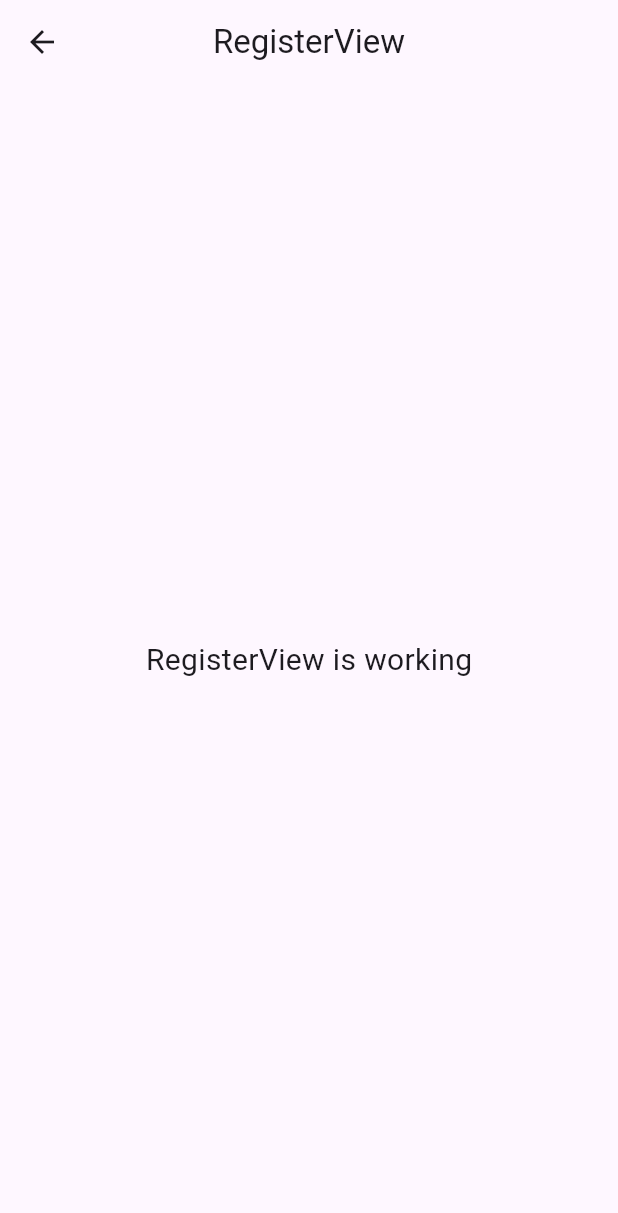
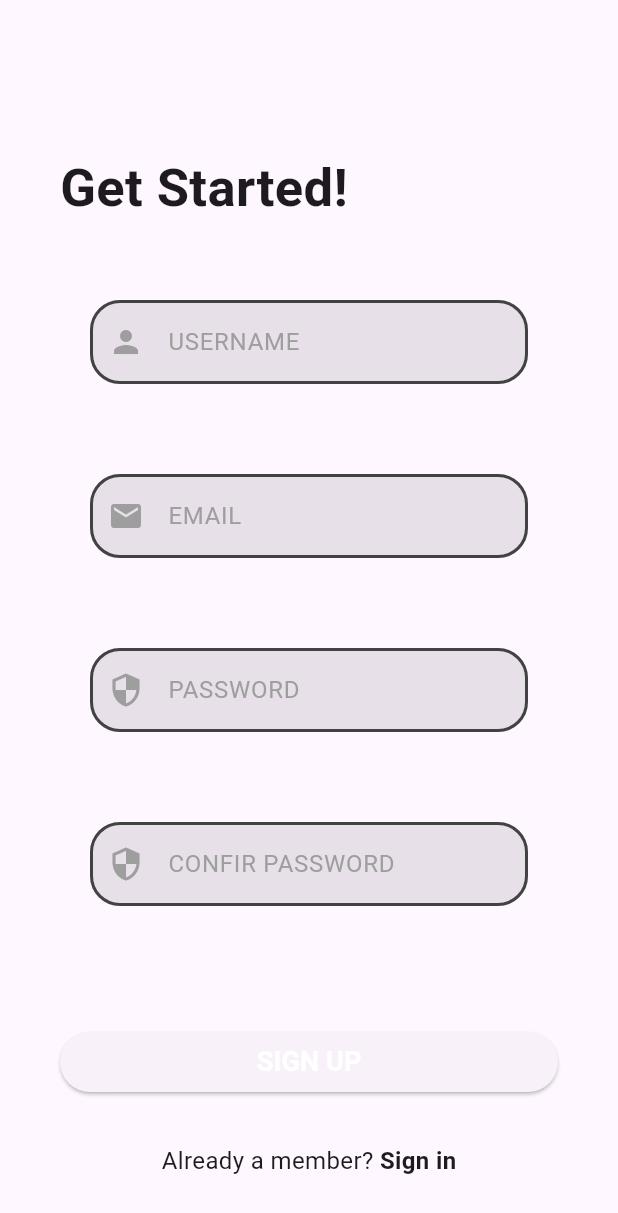
Before and after one commit to rahmat999ht/note-app-flutter-getx, a Flutter app: the RegisterView screen opened directly, on a phone screen of 412 x 824 dp. Shown: the top 1213 px of the screen. Run offline on Flutter 3.47's test engine with Material 3 defaults, Android fonts, the light colour scheme and no system bars; our stand-ins replace cloud_firestore, firebase_auth, firebase_core, get; accounts and stored records are empty; statements that could not run were skipped.

Commit message:
view & controller register done

```diff
--- a/lib/app/modules/login/controllers/login_controller.dart
+++ b/lib/app/modules/login/controllers/login_controller.dart
@@ -13,13 +13,11 @@ class LoginController extends GetxController {
   FirebaseAuth _auth = FirebaseAuth.instance;
   Database database = Database();
   late Rx<User?> _firebaseUser;
-  TextEditingController name = TextEditingController();
   TextEditingController email = TextEditingController();
   TextEditingController password = TextEditingController();
 
   String usersCollection = "users";
   Rx<UserModel> userModel = UserModel().obs;
-  Rx<int> axisCount = 2.obs;
 
   @override
   void onInit() {
@@ -29,34 +27,6 @@ class LoginController extends GetxController {
   }
 
   void toSingUp() => Get.toNamed(Routes.REGISTER);
-
-  void createUser() async {
-    try {
-      await _auth
-          .createUserWithEmailAndPassword(
-              email: email.text.trim(), password: password.text.trim())
-          .then((value) {
-        UserModel _user = UserModel(
-          id: value.user!.uid,
-          userName: name.text,
-          email: email.text,
-        );
-        Database().createNewUser(_user).then((value) {
-          if (value) {
-            Get.find<AccountController>().user = _user;
-            Get.back();
-            _clearControllers();
-          }
-        });
-      });
-    } catch (e) {
-      Get.snackbar(
-        'Error creating account',
-        e.toString(),
-        snackPosition: SnackPosition.BOTTOM,
-      );
-    }
-  }
 
   Future login() async {
     try {
@@ -94,7 +64,6 @@ class LoginController extends GetxController {
   }
 
   _clearControllers() {
-    name.clear();
     email.clear();
     password.clear();
   }
--- a/lib/app/modules/register/controllers/register_controller.dart
+++ b/lib/app/modules/register/controllers/register_controller.dart
@@ -1,73 +1,139 @@
+import 'package:firebase_auth/firebase_auth.dart';
+import 'package:flutter/widgets.dart';
 import 'package:get/get.dart';
 
+import '../../../../models/user_model.dart';
+import '../../../../services/firestore.dart';
+import '../../account/controllers/account_controller.dart';
+
 class RegisterController extends GetxController {
-  // bool nullValidation(String? value) {
-  //   if (value == null || value.trim().isEmpty) {
-  //     return true;
-  //   }
-  //   return false;
-  // }
-  //
-  // String _validateName(String name) {
-  //   if (nullValidation(name)) {
-  //     return isNameMessage.value = 'Nama harap di isi';
-  //   }
-  //   return isNameMessage.value = '';
-  // }
-  //
-  // String _validateEmail(String email) {
-  //   if (nullValidation(email)) {
-  //     return isEmailMessage.value = 'Email harap di isi';
-  //   }
-  //   // Regex untuk validasi email
-  //   String pattern = r'^[a-zA-Z0-9._%+-]+@[a-zA-Z0-9.-]+\.[a-zA-Z]{2,4}$';
-  //   RegExp regex = RegExp(pattern);
-  //   if (!regex.hasMatch(email)) {
-  //     return isEmailMessage.value = 'Format email tidak valid';
-  //   }
-  //   return isEmailMessage.value = '';
-  // }
-  //
-  // // Berfungsi untuk memvalidasi password
-  // String _validatePassword(String password) {
-  //   // Reset pesan kesalahan
-  //   String errorMessage = '';
-  //   // Panjang kata sandi lebih dari 6
-  //   if (password.length < 8) {
-  //     errorMessage += 'Kata sandi minimal 8 karakter.\n';
-  //   }
-  //   // Berisi setidaknya satu huruf besar
-  //   if (!password.contains(RegExp(r'[A-Z]'))) {
-  //     errorMessage += '• Huruf besar tidak ada.\n';
-  //   }
-  //   // Berisi setidaknya satu huruf kecil
-  //   if (!password.contains(RegExp(r'[a-z]'))) {
-  //     errorMessage += '• Huruf kecil tidak ada.\n';
-  //   }
-  //   // Berisi setidaknya satu digit
-  //   if (!password.contains(RegExp(r'[0-9]'))) {
-  //     errorMessage += '• Angka tidak ada.\n';
-  //   }
-  //   // Berisi setidaknya satu karakter khusus
-  //   if (!password.contains(RegExp(r'[!@#%^&*(),.?":{}|<>]'))) {
-  //     errorMessage += '• Karakter khusus tidak ada.\n';
-  //   }
-  //   // Jika tidak ada pesan kesalahan, kata sandi valid
-  //   if (errorMessage.isEmpty) {
-  //     return isPasswordMessage.value = '';
-  //   } else {
-  //     return isPasswordMessage.value = errorMessage;
-  //   }
-  // }
-  //
-  // // Fungsi untuk memvalidasi konfirmasi password
-  // String _validateConfirmPassword(String password, String confirmPassword) {
-  //   if (nullValidation(confirmPassword)) {
-  //     return isKomfirPassMessage.value = 'Konfirmasi kata sandi harap di isi';
-  //   }
-  //   if (password != confirmPassword) {
-  //     return isKomfirPassMessage.value = 'Kata sandi tidak cocok';
-  //   }
-  //   return isKomfirPassMessage.value = '';
-  // }
+  final formKey = GlobalKey<FormState>();
+
+  FirebaseAuth _auth = FirebaseAuth.instance;
+  Database database = Database();
+  late Rx<User?> _firebaseUser;
+  TextEditingController userName = TextEditingController();
+  TextEditingController email = TextEditingController();
+  TextEditingController password = TextEditingController();
+  TextEditingController confirPassword = TextEditingController();
+
+  String usersCollection = "users";
+  Rx<UserModel> userModel = UserModel().obs;
+  Rx<int> axisCount = 2.obs;
+
+  @override
+  void onInit() {
+    _firebaseUser = Rx<User>(_auth.currentUser!);
+    _firebaseUser.bindStream(_auth.userChanges());
+    super.onInit();
+  }
+
+  Future register() async {
+    try {
+      final error = formKey.currentState!.validateGranularly().toList();
+      if (error.isNotEmpty) {
+        return Get.snackbar("info", "form error sebanyak ${error.length}}");
+      }
+      await _auth
+          .createUserWithEmailAndPassword(
+              email: email.text.trim(), password: password.text.trim())
+          .then((value) {
+        UserModel _user = UserModel(
+          id: value.user!.uid,
+          userName: userName.text,
+          email: email.text,
+        );
+        Database().createNewUser(_user).then((value) {
+          if (value) {
+            Get.find<AccountController>().user = _user;
+            Get.back();
+            _clearControllers();
+          }
+        });
+      });
+    } catch (e) {
+      Get.snackbar(
+        'Error creating account',
+        e.toString(),
+        snackPosition: SnackPosition.BOTTOM,
+      );
+    }
+  }
+
+  _clearControllers() {
+    userName.clear();
+    email.clear();
+    password.clear();
+    confirPassword.clear();
+  }
+
+  bool nullValidation(String? value) {
+    if (value == null || value.trim().isEmpty) {
+      return true;
+    }
+    return false;
+  }
+
+  String? validateUserName(String? value) {
+    if (nullValidation(value)) {
+      return 'Nama harap di isi';
+    }
+    return null;
+  }
+
+  String? validateEmail(String? email) {
+    if (nullValidation(email)) {
+      return 'Email harap di isi';
+    }
+    // Regex untuk validasi email
+    String pattern = r'^[a-zA-Z0-9._%+-]+@[a-zA-Z0-9.-]+\.[a-zA-Z]{2,4}$';
+    RegExp regex = RegExp(pattern);
+    if (!regex.hasMatch(email!)) {
+      return 'Format email tidak valid';
+    }
+    return null;
+  }
+
+// Berfungsi untuk memvalidasi password
+  String? validatePassword(String? password) {
+    // Reset pesan kesalahan
+    String errorMessage = '';
+    // Panjang kata sandi lebih dari 6
+    if (password!.length < 8) {
+      errorMessage += 'Kata sandi minimal 8 karakter.\n';
+    }
+    // Berisi setidaknya satu huruf besar
+    if (!password.contains(RegExp(r'[A-Z]'))) {
+      errorMessage += '• Huruf besar tidak ada.\n';
+    }
+    // Berisi setidaknya satu huruf kecil
+    if (!password.contains(RegExp(r'[a-z]'))) {
+      errorMessage += '• Huruf kecil tidak ada.\n';
+    }
+    // Berisi setidaknya satu digit
+    if (!password.contains(RegExp(r'[0-9]'))) {
+      errorMessage += '• Angka tidak ada.\n';
+    }
+    // Berisi setidaknya satu karakter khusus
+    if (!password.contains(RegExp(r'[!@#%^&*(),.?":{}|<>]'))) {
+      errorMessage += '• Karakter khusus tidak ada.\n';
+    }
+    // Jika tidak ada pesan kesalahan, kata sandi valid
+    if (errorMessage.isEmpty) {
+      return null;
+    } else {
+      return errorMessage;
+    }
+  }
+
+// Fungsi untuk memvalidasi konfirmasi password
+  String? validateConfirmPassword(String? confirmPassword) {
+    if (nullValidation(confirmPassword)) {
+      return 'Konfirmasi kata sandi harap di isi';
+    }
+    if (password.text != confirmPassword) {
+      return 'Kata sandi tidak cocok';
+    }
+    return null;
+  }
 }
--- a/lib/app/modules/register/views/register_view.dart
+++ b/lib/app/modules/register/views/register_view.dart
@@ -2,21 +2,127 @@ import 'package:flutter/material.dart';
 
 import 'package:get/get.dart';
 
+import '../../../../widgets/custom_form_field.dart';
 import '../controllers/register_controller.dart';
 
 class RegisterView extends GetView<RegisterController> {
   const RegisterView({Key? key}) : super(key: key);
+
   @override
   Widget build(BuildContext context) {
     return Scaffold(
-      appBar: AppBar(
-        title: const Text('RegisterView'),
-        centerTitle: true,
-      ),
-      body: const Center(
-        child: Text(
-          'RegisterView is working',
-          style: TextStyle(fontSize: 20),
+      body: SafeArea(
+        child: SingleChildScrollView(
+          child: Padding(
+            padding: const EdgeInsets.symmetric(
+              vertical: 100,
+              horizontal: 40,
+            ),
+            child: Column(
+              mainAxisAlignment: MainAxisAlignment.start,
+              crossAxisAlignment: CrossAxisAlignment.stretch,
+              children: <Widget>[
+                const Text(
+                  'Get Started!',
+                  style: TextStyle(
+                    fontSize: 35,
+                    fontWeight: FontWeight.bold,
+                  ),
+                ),
+                const SizedBox(
+                  height: 20,
+                ),
+                Padding(
+                  padding: const EdgeInsets.all(20.0),
+                  child: Form(
+                    key: controller.formKey,
+                    autovalidateMode: AutovalidateMode.onUserInteraction,
+                    child: Column(
+                      children: [
+                        CustomTextField(
+                          hintText: "USERNAME",
+                          iconData: Icons.person,
+                          textEditingController: controller.userName,
+                          validator: (v) => controller.validateUserName(v),
+                          obscureText: false,
+                        ),
+                        const SizedBox(
+                          height: 30,
+                        ),
+                        CustomTextField(
+                          hintText: "EMAIL",
+                          iconData: Icons.email,
+                          textEditingController: controller.email,
+                          validator: (v) => controller.validateEmail(v),
+                          obscureText: false,
+                        ),
+                        const SizedBox(
+                          height: 30,
+                        ),
+                        CustomTextField(
+                          hintText: "PASSWORD",
+                          iconData: Icons.security,
+                          textEditingController: controller.password,
+                          validator: (v) => controller.validatePassword(v),
+                          obscureText: true,
+                        ),
+                        const SizedBox(
+                          height: 30,
+                        ),
+                        CustomTextField(
+                          hintText: "CONFIR PASSWORD",
+                          iconData: Icons.security,
+                          textEditingController: controller.confirPassword,
+                          validator: (v) =>
+                              controller.validateConfirmPassword(v),
+                          obscureText: true,
+                        ),
+                      ],
+                    ),
+                  ),
+                ),
+                const SizedBox(
+                  height: 40,
+                ),
+                ElevatedButton(
+                  onPressed: controller.register,
+                  child: const Text(
+                    "SIGN UP",
+                    style: TextStyle(
+                      fontSize: 18,
+                      fontWeight: FontWeight.bold,
+                      color: Colors.white,
+                    ),
+                  ),
+                ),
+                const SizedBox(
+                  height: 30,
+                ),
+                Row(
+                  mainAxisAlignment: MainAxisAlignment.center,
+                  children: [
+                    const Text(
+                      "Already a member? ",
+                      style: TextStyle(
+                        // color: Colors.grey.shade900,
+                        fontSize: 16,
+                      ),
+                    ),
+                    GestureDetector(
+                      onTap: Get.back,
+                      child: const Text(
+                        "Sign in",
+                        style: TextStyle(
+                          fontSize: 16,
+                          fontWeight: FontWeight.bold,
+                        ),
+                      ),
+                    ),
+                  ],
+                ),
+              ],
+            ),
+          ),
         ),
       ),
     );
```
